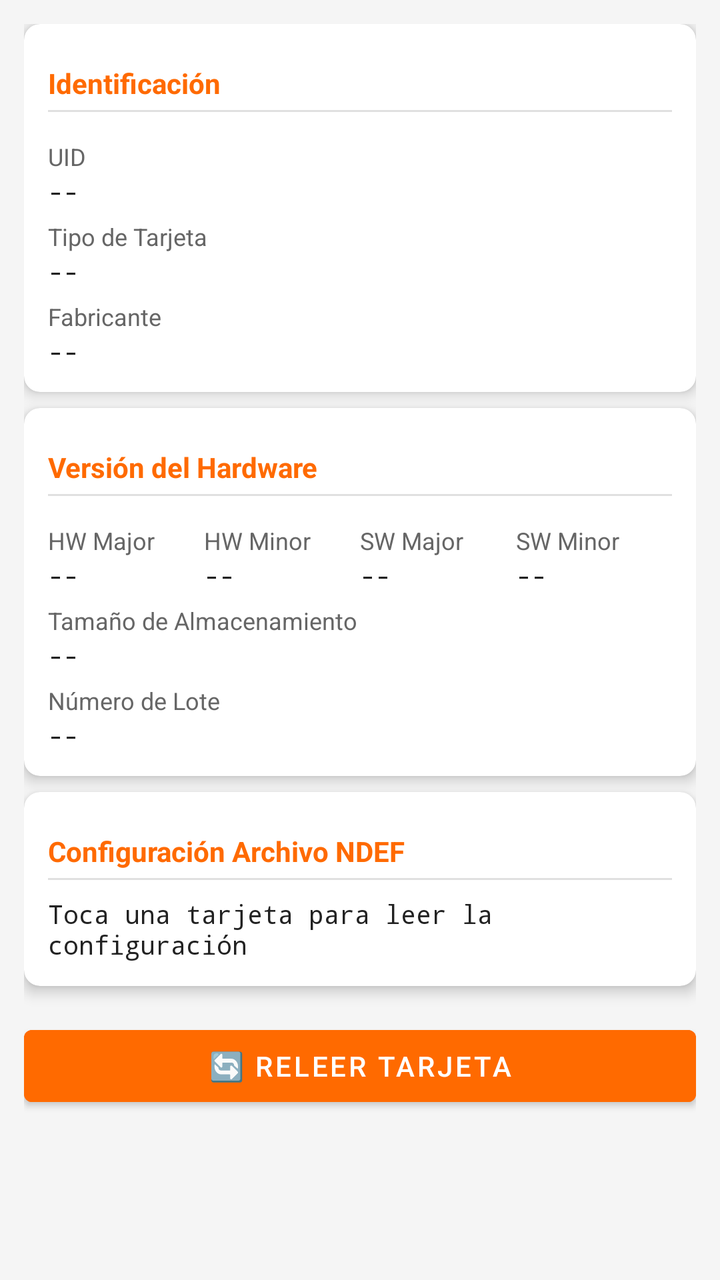
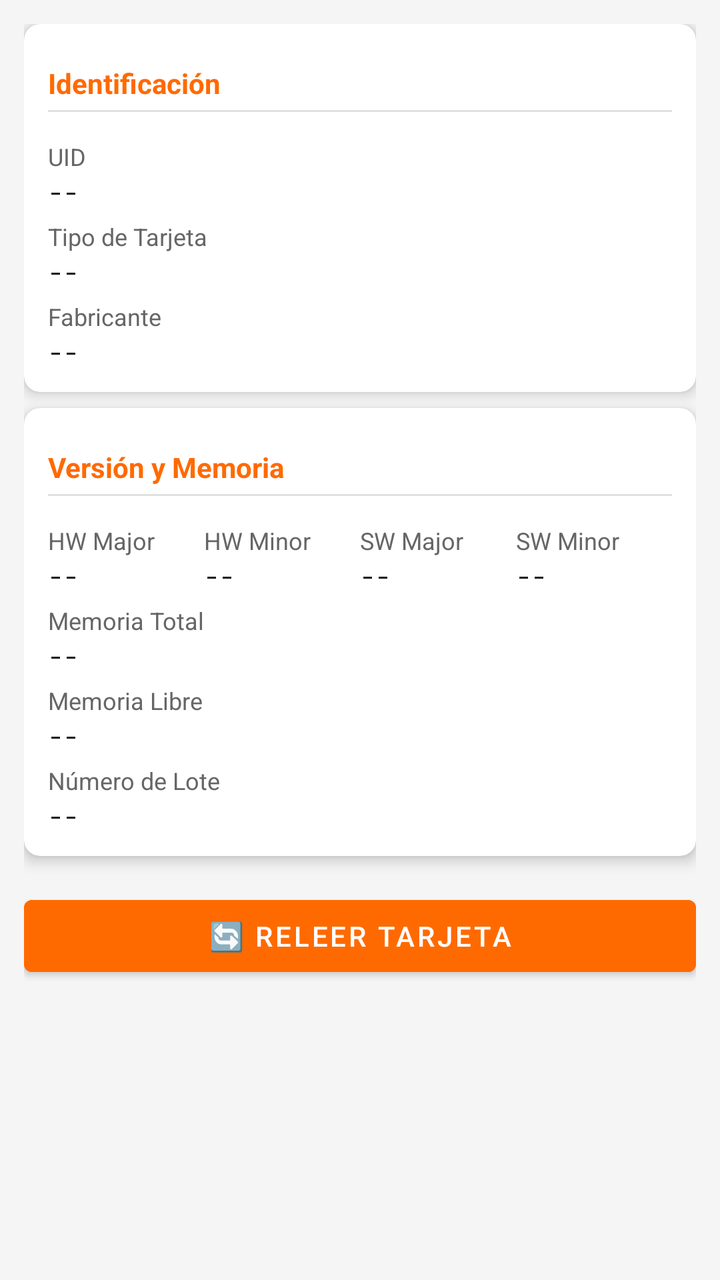

The first picture is an Android layout as it rendered before a commit; the second is the same layout after the commit. The layout source and the unified diff follow.
<!-- AndroidManifest.xml: application theme AppTheme -->
<!-- res/layout/fragment_info.xml -->
<?xml version="1.0" encoding="utf-8"?>
<ScrollView xmlns:android="http://schemas.android.com/apk/res/android"
    xmlns:app="http://schemas.android.com/apk/res-auto"
    android:layout_width="match_parent"
    android:layout_height="match_parent"
    android:background="@color/colorBackground"
    android:padding="12dp">

    <LinearLayout
        android:layout_width="match_parent"
        android:layout_height="wrap_content"
        android:orientation="vertical">

        
        <androidx.cardview.widget.CardView
            android:layout_width="match_parent"
            android:layout_height="wrap_content"
            android:layout_marginBottom="8dp"
            app:cardElevation="4dp"
            app:cardCornerRadius="8dp">
            <LinearLayout
                android:layout_width="match_parent"
                android:layout_height="wrap_content"
                android:orientation="vertical"
                android:padding="12dp">
                <TextView android:layout_width="wrap_content" android:layout_height="wrap_content"
                    android:text="Identificación" style="@style/SectionTitle"/>
                <View android:layout_width="match_parent" android:layout_height="1dp"
                    android:background="@color/colorDivider" android:layout_marginBottom="8dp"/>

                <TextView android:layout_width="wrap_content" android:layout_height="wrap_content"
                    android:text="UID" style="@style/FieldLabel"/>
                <TextView android:id="@+id/tv_uid" android:layout_width="wrap_content"
                    android:layout_height="wrap_content" style="@style/InfoText"
                    android:text="--" android:textIsSelectable="true"/>

                <TextView android:layout_width="wrap_content" android:layout_height="wrap_content"
                    android:text="Tipo de Tarjeta" style="@style/FieldLabel"/>
                <TextView android:id="@+id/tv_card_type" android:layout_width="wrap_content"
                    android:layout_height="wrap_content" style="@style/InfoText" android:text="--"/>

                <TextView android:layout_width="wrap_content" android:layout_height="wrap_content"
                    android:text="Fabricante" style="@style/FieldLabel"/>
                <TextView android:id="@+id/tv_vendor" android:layout_width="wrap_content"
                    android:layout_height="wrap_content" style="@style/InfoText" android:text="--"/>
            </LinearLayout>
        </androidx.cardview.widget.CardView>

        
        <androidx.cardview.widget.CardView
            android:layout_width="match_parent"
            android:layout_height="wrap_content"
            android:layout_marginBottom="8dp"
            app:cardElevation="4dp"
            app:cardCornerRadius="8dp">
            <LinearLayout
                android:layout_width="match_parent"
                android:layout_height="wrap_content"
                android:orientation="vertical"
                android:padding="12dp">
                <TextView android:layout_width="wrap_content" android:layout_height="wrap_content"
                    android:text="Versión del Hardware" style="@style/SectionTitle"/>
                <View android:layout_width="match_parent" android:layout_height="1dp"
                    android:background="@color/colorDivider" android:layout_marginBottom="8dp"/>

                <LinearLayout android:layout_width="match_parent" android:layout_height="wrap_content"
                    android:orientation="horizontal">
                    <LinearLayout android:layout_width="0dp" android:layout_height="wrap_content"
                        android:layout_weight="1" android:orientation="vertical">
                        <TextView android:layout_width="wrap_content" android:layout_height="wrap_content"
                            android:text="HW Major" style="@style/FieldLabel"/>
                        <TextView android:id="@+id/tv_hw_major" android:layout_width="wrap_content"
                            android:layout_height="wrap_content" style="@style/InfoText" android:text="--"/>
                    </LinearLayout>
                    <LinearLayout android:layout_width="0dp" android:layout_height="wrap_content"
                        android:layout_weight="1" android:orientation="vertical">
                        <TextView android:layout_width="wrap_content" android:layout_height="wrap_content"
                            android:text="HW Minor" style="@style/FieldLabel"/>
                        <TextView android:id="@+id/tv_hw_minor" android:layout_width="wrap_content"
                            android:layout_height="wrap_content" style="@style/InfoText" android:text="--"/>
                    </LinearLayout>
                    <LinearLayout android:layout_width="0dp" android:layout_height="wrap_content"
                        android:layout_weight="1" android:orientation="vertical">
                        <TextView android:layout_width="wrap_content" android:layout_height="wrap_content"
                            android:text="SW Major" style="@style/FieldLabel"/>
                        <TextView android:id="@+id/tv_sw_major" android:layout_width="wrap_content"
                            android:layout_height="wrap_content" style="@style/InfoText" android:text="--"/>
                    </LinearLayout>
                    <LinearLayout android:layout_width="0dp" android:layout_height="wrap_content"
                        android:layout_weight="1" android:orientation="vertical">
                        <TextView android:layout_width="wrap_content" android:layout_height="wrap_content"
                            android:text="SW Minor" style="@style/FieldLabel"/>
                        <TextView android:id="@+id/tv_sw_minor" android:layout_width="wrap_content"
                            android:layout_height="wrap_content" style="@style/InfoText" android:text="--"/>
                    </LinearLayout>
                </LinearLayout>

                <TextView android:layout_width="wrap_content" android:layout_height="wrap_content"
                    android:text="Tamaño de Almacenamiento" style="@style/FieldLabel"/>
                <TextView android:id="@+id/tv_storage" android:layout_width="wrap_content"
                    android:layout_height="wrap_content" style="@style/InfoText" android:text="--"/>

                <TextView android:layout_width="wrap_content" android:layout_height="wrap_content"
                    android:text="Número de Lote" style="@style/FieldLabel"/>
                <TextView android:id="@+id/tv_batch" android:layout_width="wrap_content"
                    android:layout_height="wrap_content" style="@style/InfoText" android:text="--"/>
            </LinearLayout>
        </androidx.cardview.widget.CardView>

        
        <androidx.cardview.widget.CardView
            android:id="@+id/card_tagtamper"
            android:layout_width="match_parent"
            android:layout_height="wrap_content"
            android:layout_marginBottom="8dp"
            android:visibility="gone"
            app:cardElevation="4dp"
            app:cardCornerRadius="8dp">
            <LinearLayout
                android:layout_width="match_parent"
                android:layout_height="wrap_content"
                android:orientation="vertical"
                android:padding="12dp">
                <TextView android:layout_width="wrap_content" android:layout_height="wrap_content"
                    android:text="Estado TagTamper" style="@style/SectionTitle"/>
                <View android:layout_width="match_parent" android:layout_height="1dp"
                    android:background="@color/colorDivider" android:layout_marginBottom="8dp"/>
                <TextView android:layout_width="wrap_content" android:layout_height="wrap_content"
                    android:text="Estado Permanente" style="@style/FieldLabel"/>
                <TextView android:id="@+id/tv_tt_perm" android:layout_width="wrap_content"
                    android:layout_height="wrap_content" style="@style/InfoText" android:text="--"/>
                <TextView android:layout_width="wrap_content" android:layout_height="wrap_content"
                    android:text="Estado Actual" style="@style/FieldLabel"/>
                <TextView android:id="@+id/tv_tt_curr" android:layout_width="wrap_content"
                    android:layout_height="wrap_content" style="@style/InfoText" android:text="--"/>
            </LinearLayout>
        </androidx.cardview.widget.CardView>

        
        <androidx.cardview.widget.CardView
            android:layout_width="match_parent"
            android:layout_height="wrap_content"
            android:layout_marginBottom="8dp"
            app:cardElevation="4dp"
            app:cardCornerRadius="8dp">
            <LinearLayout
                android:layout_width="match_parent"
                android:layout_height="wrap_content"
                android:orientation="vertical"
                android:padding="12dp">
                <TextView android:layout_width="wrap_content" android:layout_height="wrap_content"
                    android:text="Configuración Archivo NDEF" style="@style/SectionTitle"/>
                <View android:layout_width="match_parent" android:layout_height="1dp"
                    android:background="@color/colorDivider" android:layout_marginBottom="8dp"/>
                <TextView android:id="@+id/tv_file_settings" android:layout_width="match_parent"
                    android:layout_height="wrap_content" style="@style/InfoText"
                    android:text="Toca una tarjeta para leer la configuración"
                    android:textIsSelectable="true"/>
            </LinearLayout>
        </androidx.cardview.widget.CardView>

        
        <com.google.android.material.button.MaterialButton
            android:id="@+id/btn_refresh"
            android:layout_width="match_parent"
            android:layout_height="48dp"
            android:text="🔄 Releer Tarjeta"
            android:backgroundTint="@color/colorPrimary"
            android:textColor="@color/white"
            android:layout_marginTop="8dp" />

    </LinearLayout>
</ScrollView>
<!-- resources referenced by this layout -->
<resources>
  <color name="colorBackground">#F5F5F5</color>
  <color name="colorDivider">#E0E0E0</color>
  <color name="colorPrimary">#FF6A00</color>
  <color name="white">#FFFFFF</color>
  <style name="FieldLabel">
          <item name="android:textSize">12sp</item>
          <item name="android:textColor">#666666</item>
          <item name="android:layout_marginTop">6dp</item>
      </style>
  <style name="InfoText">
          <item name="android:textSize">13sp</item>
          <item name="android:fontFamily">monospace</item>
          <item name="android:textColor">#222222</item>
      </style>
  <style name="SectionTitle">
          <item name="android:textSize">14sp</item>
          <item name="android:textStyle">bold</item>
          <item name="android:textColor">@color/colorPrimary</item>
          <item name="android:layout_marginTop">8dp</item>
          <item name="android:layout_marginBottom">4dp</item>
      </style>
  <style name="AppTheme" parent="Theme.MaterialComponents.Light.DarkActionBar">
          <item name="colorPrimary">@color/colorPrimary</item>
          <item name="colorPrimaryDark">@color/colorPrimaryDark</item>
          <item name="colorAccent">@color/colorAccent</item>
      </style>
  <color name="colorPrimaryDark">#CC5500</color>
  <color name="colorAccent">#FF6A00</color>
</resources>

<!-- the commit's change to res/layout/fragment_info.xml (unified diff, before → after) -->
@@ -11,7 +11,6 @@
         android:layout_height="wrap_content"
         android:orientation="vertical">
 
-        
         <androidx.cardview.widget.CardView
             android:layout_width="match_parent"
             android:layout_height="wrap_content"
@@ -23,6 +22,7 @@
                 android:layout_height="wrap_content"
                 android:orientation="vertical"
                 android:padding="12dp">
+
                 <TextView android:layout_width="wrap_content" android:layout_height="wrap_content"
                     android:text="Identificación" style="@style/SectionTitle"/>
                 <View android:layout_width="match_parent" android:layout_height="1dp"
@@ -46,7 +46,6 @@
             </LinearLayout>
         </androidx.cardview.widget.CardView>
 
-        
         <androidx.cardview.widget.CardView
             android:layout_width="match_parent"
             android:layout_height="wrap_content"
@@ -58,8 +57,9 @@
                 android:layout_height="wrap_content"
                 android:orientation="vertical"
                 android:padding="12dp">
+
                 <TextView android:layout_width="wrap_content" android:layout_height="wrap_content"
-                    android:text="Versión del Hardware" style="@style/SectionTitle"/>
+                    android:text="Versión y Memoria" style="@style/SectionTitle"/>
                 <View android:layout_width="match_parent" android:layout_height="1dp"
                     android:background="@color/colorDivider" android:layout_marginBottom="8dp"/>
 
@@ -96,8 +96,13 @@
                 </LinearLayout>
 
                 <TextView android:layout_width="wrap_content" android:layout_height="wrap_content"
-                    android:text="Tamaño de Almacenamiento" style="@style/FieldLabel"/>
+                    android:text="Memoria Total" style="@style/FieldLabel"/>
                 <TextView android:id="@+id/tv_storage" android:layout_width="wrap_content"
+                    android:layout_height="wrap_content" style="@style/InfoText" android:text="--"/>
+
+                <TextView android:layout_width="wrap_content" android:layout_height="wrap_content"
+                    android:text="Memoria Libre" style="@style/FieldLabel"/>
+                <TextView android:id="@+id/tv_free_memory" android:layout_width="wrap_content"
                     android:layout_height="wrap_content" style="@style/InfoText" android:text="--"/>
 
                 <TextView android:layout_width="wrap_content" android:layout_height="wrap_content"
@@ -107,59 +112,6 @@
             </LinearLayout>
         </androidx.cardview.widget.CardView>
 
-        
-        <androidx.cardview.widget.CardView
-            android:id="@+id/card_tagtamper"
-            android:layout_width="match_parent"
-            android:layout_height="wrap_content"
-            android:layout_marginBottom="8dp"
-            android:visibility="gone"
-            app:cardElevation="4dp"
-            app:cardCornerRadius="8dp">
-            <LinearLayout
-                android:layout_width="match_parent"
-                android:layout_height="wrap_content"
-                android:orientation="vertical"
-                android:padding="12dp">
-                <TextView android:layout_width="wrap_content" android:layout_height="wrap_content"
-                    android:text="Estado TagTamper" style="@style/SectionTitle"/>
-                <View android:layout_width="match_parent" android:layout_height="1dp"
-                    android:background="@color/colorDivider" android:layout_marginBottom="8dp"/>
-                <TextView android:layout_width="wrap_content" android:layout_height="wrap_content"
-                    android:text="Estado Permanente" style="@style/FieldLabel"/>
-                <TextView android:id="@+id/tv_tt_perm" android:layout_width="wrap_content"
-                    android:layout_height="wrap_content" style="@style/InfoText" android:text="--"/>
-                <TextView android:layout_width="wrap_content" android:layout_height="wrap_content"
-                    android:text="Estado Actual" style="@style/FieldLabel"/>
-                <TextView android:id="@+id/tv_tt_curr" android:layout_width="wrap_content"
-                    android:layout_height="wrap_content" style="@style/InfoText" android:text="--"/>
-            </LinearLayout>
-        </androidx.cardview.widget.CardView>
-
-        
-        <androidx.cardview.widget.CardView
-            android:layout_width="match_parent"
-            android:layout_height="wrap_content"
-            android:layout_marginBottom="8dp"
-            app:cardElevation="4dp"
-            app:cardCornerRadius="8dp">
-            <LinearLayout
-                android:layout_width="match_parent"
-                android:layout_height="wrap_content"
-                android:orientation="vertical"
-                android:padding="12dp">
-                <TextView android:layout_width="wrap_content" android:layout_height="wrap_content"
-                    android:text="Configuración Archivo NDEF" style="@style/SectionTitle"/>
-                <View android:layout_width="match_parent" android:layout_height="1dp"
-                    android:background="@color/colorDivider" android:layout_marginBottom="8dp"/>
-                <TextView android:id="@+id/tv_file_settings" android:layout_width="match_parent"
-                    android:layout_height="wrap_content" style="@style/InfoText"
-                    android:text="Toca una tarjeta para leer la configuración"
-                    android:textIsSelectable="true"/>
-            </LinearLayout>
-        </androidx.cardview.widget.CardView>
-
-        
         <com.google.android.material.button.MaterialButton
             android:id="@+id/btn_refresh"
             android:layout_width="match_parent"
@@ -167,7 +119,7 @@
             android:text="🔄 Releer Tarjeta"
             android:backgroundTint="@color/colorPrimary"
             android:textColor="@color/white"
-            android:layout_marginTop="8dp" />
+            android:layout_marginTop="8dp"/>
 
     </LinearLayout>
 </ScrollView>
